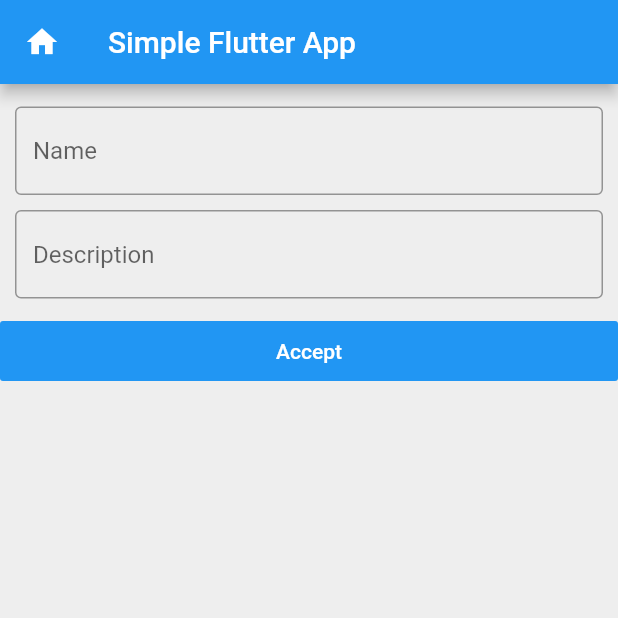
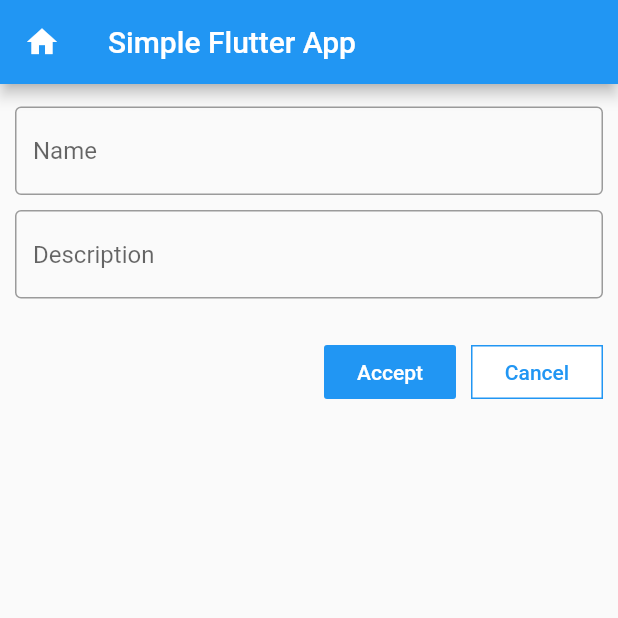
Before and after one commit to cortiz37/flutter_springboot, a Flutter app: the FormElements screen opened by its route, on a phone screen of 412 x 824 dp, the top half of it. Run offline on Flutter 3.47's test engine with Material 2 defaults, Android fonts, the phone set to English and light mode, and no system bars; network calls fail.

Commit message:
fix navigation.

```diff
--- a/flutter_ui/lib/main.dart
+++ b/flutter_ui/lib/main.dart
@@ -6,14 +6,33 @@ void main() {
   runApp(SimpleApp());
 }
 
+const APP_NAME = 'Simple Flutter App';
+const ROUTE_LIST = '/list';
+const ROUTE_FORM = '/form';
+
 class SimpleApp extends StatelessWidget {
-  static const ROUTE_LIST = '/list';
-  static const ROUTE_FORM = '/form';
-  static const APP_NAME = 'Simple Flutter App';
+
+  final StandardAppBar appBar = StandardAppBar();
 
   @override
   Widget build(BuildContext context) {
-    var appbar = AppBar(
+    return MaterialApp(
+      title: APP_NAME,
+      debugShowCheckedModeBanner: false,
+      theme: ThemeData(primarySwatch: Colors.blue),
+      home: ListElements(appBar: appBar),
+      routes: {
+        ROUTE_LIST: (context) => ListElements(appBar: appBar),
+        ROUTE_FORM: (context) => FormElements(appBar: appBar),
+      },
+    );
+  }
+}
+
+class StandardAppBar extends StatelessWidget implements PreferredSizeWidget {
+  @override
+  Widget build(BuildContext context) {
+    return AppBar(
       automaticallyImplyLeading: true,
       leading: IconButton(
         icon: Icon(Icons.home),
@@ -24,16 +43,8 @@ class SimpleApp extends StatelessWidget {
       ),
       title: Text(APP_NAME),
     );
+  }
 
-    return MaterialApp(
-      title: APP_NAME,
-      debugShowCheckedModeBanner: false,
-      theme: ThemeData(primarySwatch: Colors.blue),
-      home: ListElements(appBar: appbar),
-      routes: {
-        ROUTE_LIST: (context) => ListElements(appBar: appbar),
-        ROUTE_FORM: (context) => FormElements(appBar: appbar),
-      },
-    );
-  }
+  @override
+  Size get preferredSize => Size.fromHeight(kToolbarHeight);
 }
--- a/flutter_ui/lib/routes/form_elements.dart
+++ b/flutter_ui/lib/routes/form_elements.dart
@@ -1,7 +1,8 @@
 import 'package:flutter/material.dart';
+import 'package:flutter_ui/main.dart';
 
 class FormElements extends StatefulWidget {
-  final AppBar appBar;
+  final StandardAppBar appBar;
 
   FormElements({this.appBar});
 
@@ -48,14 +49,30 @@ class _FormElements extends State<FormElements> {
               ),
             ),
           ),
-          Container(
-            height: 40,
-            width: double.infinity,
-            child: FlatButton(
-              color: Colors.blue,
-              textColor: Colors.white,
-              onPressed: () => {},
-              child: Text('Accept'),
+          Padding(
+            padding: EdgeInsets.all(10),
+            child: Row(
+              mainAxisAlignment: MainAxisAlignment.end,
+              children: [
+                FlatButton(
+                  color: Colors.blue,
+                  textColor: Colors.white,
+                  onPressed: () => {},
+                  child: Text('Accept'),
+                ),
+                SizedBox(width: 10),
+                FlatButton(
+                    color: Colors.white,
+                    textColor: Colors.blue,
+                    onPressed: () => {},
+                    child: Text('Cancel'),
+                    shape: RoundedRectangleBorder(
+                      side: BorderSide(
+                          color: Colors.blue,
+                          width: 1,
+                          style: BorderStyle.solid),
+                    )),
+              ],
             ),
           ),
         ],
@@ -65,9 +82,6 @@ class _FormElements extends State<FormElements> {
 
   @override
   Widget build(BuildContext context) {
-    return Scaffold(
-        appBar: widget.appBar,
-        backgroundColor: Colors.grey[200],
-        body: this._buildForm(context));
+    return Scaffold(appBar: widget.appBar, body: this._buildForm(context));
   }
 }
--- a/flutter_ui/lib/routes/list_elements.dart
+++ b/flutter_ui/lib/routes/list_elements.dart
@@ -3,7 +3,7 @@ import 'package:flutter_ui/client/element_service.dart';
 import 'package:flutter_ui/main.dart';
 
 class ListElements extends StatelessWidget {
-  final AppBar appBar;
+  final StandardAppBar appBar;
 
   ListElements({this.appBar});
 
@@ -55,7 +55,7 @@ class ListElements extends StatelessWidget {
       ),
       floatingActionButton: FloatingActionButton(
         onPressed: () => Navigator.of(context)
-            .pushNamedAndRemoveUntil(SimpleApp.ROUTE_FORM, (_) => false),
+            .pushNamedAndRemoveUntil(ROUTE_FORM, (_) => false),
         child: Icon(Icons.add),
         backgroundColor: Colors.blue,
       ),
```
